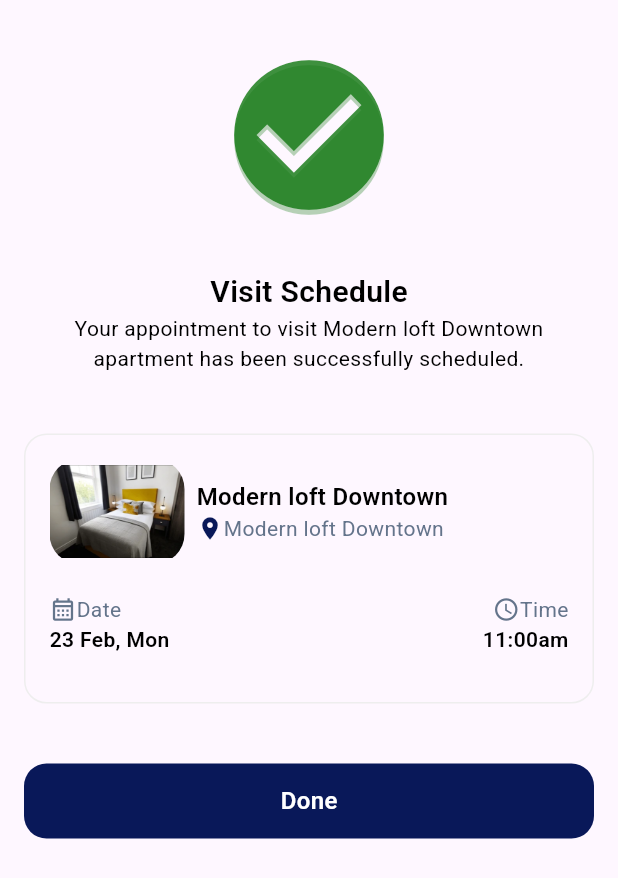
After one commit to sadikshya0/stay_job, a Flutter app: the RoomAppointmentScreen screen opened directly, on a phone screen of 412 x 824 dp. The commit adds this screen. Shown: the top 878 px of the screen. Run offline on Flutter 3.47's test engine with Material 3 defaults, Android fonts, the phone set to English and light mode, and no system bars; our stand-ins replace carousel_slider, dotted_border, file_picker, flutter_spinkit, flutter_svg, get.

Commit message:
appointment_screen_completed

```diff
--- /dev/null
+++ b/lib/view/dashboard/room_appointment_screen.dart
@@ -0,0 +1,179 @@
+import 'package:flutter/material.dart';
+import 'package:get/route_manager.dart';
+import 'package:get/state_manager.dart';
+import 'package:safe_job/utils/colors.dart';
+import 'package:safe_job/utils/custom_text_styles.dart';
+import 'package:safe_job/utils/image_path.dart';
+import 'package:safe_job/view/dashboard/dash_screen.dart';
+
+class RoomAppointmentScreen extends StatelessWidget {
+  const RoomAppointmentScreen({super.key});
+
+  @override
+  Widget build(BuildContext context) {
+    return Scaffold(
+      body: SafeArea(
+        child: Padding(
+          padding: const EdgeInsets.only(top: 30, left: 16, right: 16),
+          child: Column(
+            children: [
+              Center(
+                child: Icon(
+                  Icons.check_circle_sharp,
+                  color: AppColors.green.withOpacity(0.8),
+                  size: 120,
+                  shadows: [
+                    Shadow(
+                      color: AppColors.green.withOpacity(0.3),
+                      offset: Offset(0, 3),
+                    ),
+                  ],
+                ),
+              ),
+              SizedBox(height: 30),
+              Text(
+                "Visit Schedule",
+                style: CustomTextStyles.f20W600(color: AppColors.textColor),
+              ),
+              Text(
+                "Your appointment to visit Modern loft Downtown apartment has been successfully scheduled.",
+                style: CustomTextStyles.f14W400(color: AppColors.textColor),
+                textAlign: TextAlign.center,
+              ),
+              SizedBox(height: 40),
+              Container(
+                height: 180,
+                width: double.infinity,
+                decoration: BoxDecoration(
+                  border: Border.all(color: AppColors.lGrey),
+                  borderRadius: BorderRadius.circular(15),
+                ),
+                child: Padding(
+                  padding: const EdgeInsets.all(16.0),
+                  child: Column(
+                    children: [
+                      Row(
+                        children: [
+                          ClipRRect(
+                            borderRadius: BorderRadius.circular(20),
+                            child: Image.asset(
+                              ImagePath.bedroom,
+                              height: 70,
+                              width: 90,
+                            ),
+                          ),
+                          SizedBox(width: 8),
+                          Column(
+                            crossAxisAlignment: CrossAxisAlignment.start,
+                            children: [
+                              Text(
+                                "Modern loft Downtown",
+                                style: CustomTextStyles.f16W600(
+                                  color: AppColors.textColor,
+                                ),
+                              ),
+                              Row(
+                                children: [
+                                  Icon(
+                                    Icons.location_on,
+                                    size: 18,
+                                    color: AppColors.primaryColor,
+                                  ),
+                                  Text(
+                                    "Modern loft Downtown",
+                                    style: CustomTextStyles.f14W400(
+                                      color: AppColors.secondaryTextColor,
+                                    ),
+                                  ),
+                                ],
+                              ),
+                            ],
+                          ),
+                        ],
+                      ),
+                      SizedBox(height: 20),
+                      Row(
+                        mainAxisAlignment: MainAxisAlignment.spaceBetween,
+                        children: [
+                          Row(
+                            children: [
+                              Icon(
+                                Icons.calendar_month_outlined,
+                                color: AppColors.secondaryTextColor,
+                                size: 18,
+                              ),
+                              Text(
+                                "Date",
+                                style: CustomTextStyles.f14W400(
+                                  color: AppColors.secondaryTextColor,
+                                ),
+                              ),
+                            ],
+                          ),
+                          Row(
+                            children: [
+                              Icon(
+                                Icons.access_time_outlined,
+                                color: AppColors.secondaryTextColor,
+                                size: 18,
+                              ),
+                              Text(
+                                "Time",
+                                style: CustomTextStyles.f14W400(
+                                  color: AppColors.secondaryTextColor,
+                                ),
+                              ),
+                            ],
+                          ),
+                        ],
+                      ),
+                      Row(
+                        mainAxisAlignment: MainAxisAlignment.spaceBetween,
+                        children: [
+                          Text(
+                            "23 Feb, Mon",
+                            style: CustomTextStyles.f14W600(
+                              color: AppColors.textColor,
+                            ),
+                          ),
+                          Text(
+                            "11:00am",
+                            style: CustomTextStyles.f14W600(
+                              color: AppColors.textColor,
+                            ),
+                          ),
+                        ],
+                      ),
+                    ],
+                  ),
+                ),
+              ),
+              SizedBox(height: 40),
+              InkWell(
+                onTap: () {
+                  Get.offAll(() => DashScreen());
+                },
+                child: Container(
+                  height: 50,
+                  width: double.infinity,
+                  decoration: BoxDecoration(
+                    color: AppColors.primaryColor,
+                    borderRadius: BorderRadius.circular(15),
+                  ),
+                  child: Center(
+                    child: Text(
+                      "Done",
+                      style: CustomTextStyles.f16W600(
+                        color: AppColors.whiteColor,
+                      ),
+                    ),
+                  ),
+                ),
+              ),
+            ],
+          ),
+        ),
+      ),
+    );
+  }
+}
--- a/lib/view/dashboard/room_schedule_screen.dart
+++ b/lib/view/dashboard/room_schedule_screen.dart
@@ -3,6 +3,7 @@ import 'package:get/route_manager.dart';
 import 'package:safe_job/utils/colors.dart';
 import 'package:safe_job/utils/custom_text_styles.dart';
 import 'package:safe_job/utils/image_path.dart';
+import 'package:safe_job/view/dashboard/room_appointment_screen.dart';
 import 'package:safe_job/widgets/custom/custom_textfield.dart';
 import 'package:safe_job/widgets/room_screen_widget/day_date_card.dart';
 import 'package:safe_job/widgets/room_screen_widget/time_slot_card.dart';
@@ -194,7 +195,11 @@ class RoomScheduleScreen extends StatelessWidget {
                   ),
                 ),
                 SizedBox(height: 40),
-                Container(
+                InkWell(
+                  onTap: () {
+                    Get.to(() => RoomAppointmentScreen());
+                  },
+                  child: Container(
                     height: 50,
                     width: double.infinity,
                     decoration: BoxDecoration(
@@ -210,6 +215,7 @@ class RoomScheduleScreen extends StatelessWidget {
                       ),
                     ),
                   ),
+                ),
               ],
             ),
           ),
```
Lines whose indentation alone changed are shown as unchanged.
